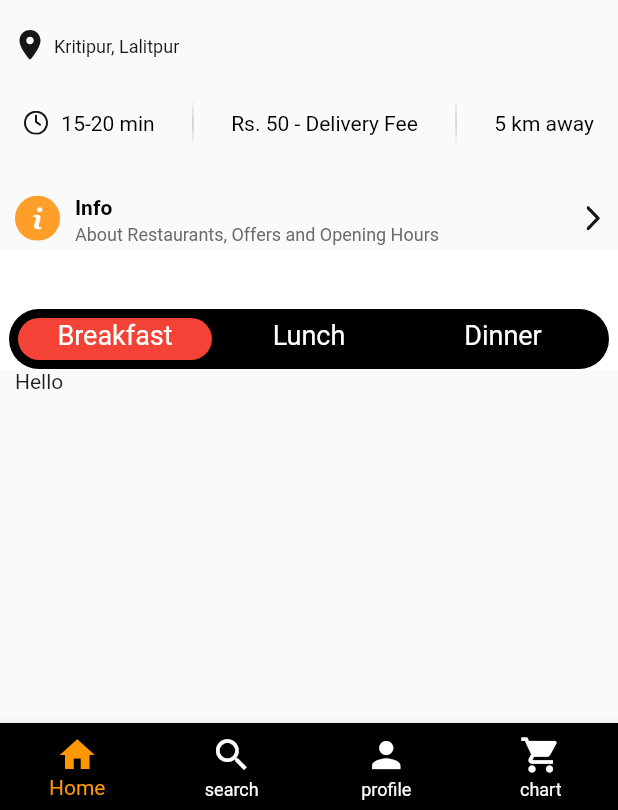
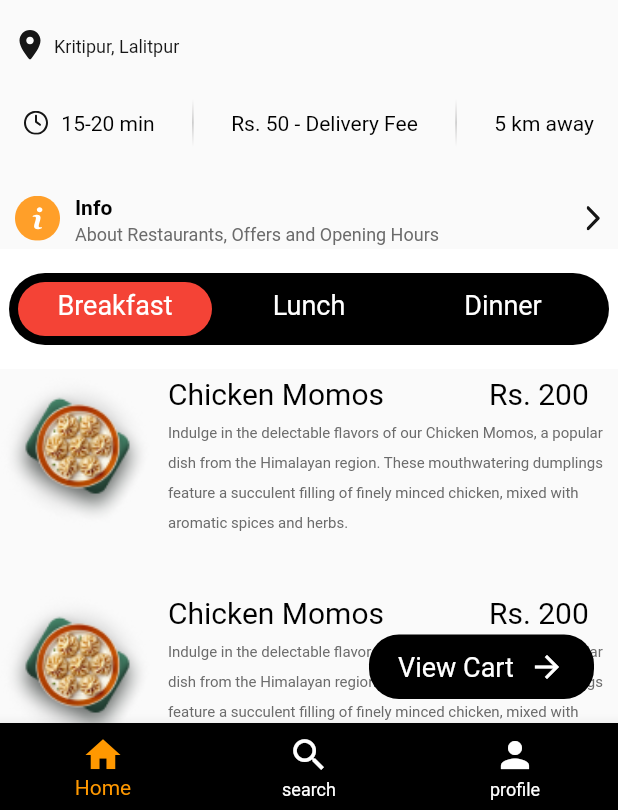
Before and after one commit to 44hukum/food_express, a Flutter app: the screen it shows after launch, on a phone screen of 412 x 824 dp, the part 426-1236 px from its top. Run offline on Flutter 3.47's test engine with Material 2 defaults, Android fonts, the phone set to English and light mode, and no system bars; our stand-ins replace flutter_svg; Roboto replaces fonts that are missing (SF Pro Display).

Commit message:
Updated cart

```diff
--- a/lib/pages/home.dart
+++ b/lib/pages/home.dart
@@ -17,7 +17,6 @@ class _HomeState extends State<Home> {
     const RestaurantHome(),
     const Text('Index 1: search'),
     const Text('profile'),
-    const Text('shopping cart'),
   ];
 
   PageController _pageController = PageController();
@@ -68,6 +67,38 @@ class _HomeState extends State<Home> {
             ),
           ),
           body: Center(child: _widgetOptions.elementAt(_selectedIndex)),
+          floatingActionButton: Container(
+            width: 150,
+            height: 43,
+            alignment: Alignment.center,
+            decoration: const BoxDecoration(
+                borderRadius: BorderRadius.only(
+                  topLeft: Radius.circular(20),
+                  topRight: Radius.circular(20),
+                  bottomLeft: Radius.circular(20),
+                  bottomRight: Radius.circular(20),
+                ),
+              color: Colors.black
+            ),
+            child: GestureDetector(
+              onTap: (){
+
+              },
+              child: Row(
+                mainAxisAlignment: MainAxisAlignment.center,
+                children: const [
+                  Text('View Cart', style: TextStyle(
+                    color: Colors.white,
+                    fontSize: 18
+                  ),),
+                  SizedBox(
+                    width: 10,
+                  ),
+                  Icon(Icons.arrow_forward, color: Colors.white,)
+                ],
+              ),
+            ),
+          ),
           bottomNavigationBar: BottomNavigationBar(
             type: BottomNavigationBarType.fixed,
             backgroundColor: Colors.black,
@@ -80,8 +111,7 @@ class _HomeState extends State<Home> {
                   label: 'search', icon: Icon(Icons.search)),
               BottomNavigationBarItem(
                   label: 'profile', icon: Icon(Icons.person)),
-              BottomNavigationBarItem(
-                  label: 'chart', icon: Icon(Icons.shopping_cart)),
+
             ],
             currentIndex: _selectedIndex,
             onTap: _onItemTapped,
--- a/lib/screen/home.dart
+++ b/lib/screen/home.dart
@@ -1,6 +1,7 @@
 import 'package:flutter/material.dart';
 import 'package:flutter/services.dart';
 import 'package:flutter_svg/flutter_svg.dart';
+import 'package:foodcommerce/widgets/products.dart';
 
 class RestaurantHome extends StatefulWidget {
   const RestaurantHome({Key? key}) : super(key: key);
@@ -351,11 +352,9 @@ class _RestaurantHomeState extends State<RestaurantHome> {
               collapsedHeight: 80,
               automaticallyImplyLeading: false,
               flexibleSpace: FlexibleSpaceBar(
-                background: Padding(
-                  padding: const EdgeInsets.only(top: 40),
-                  child: Row(
+                background: Row(
                   mainAxisAlignment: MainAxisAlignment.spaceEvenly,
-                    crossAxisAlignment: CrossAxisAlignment.start,
+                  crossAxisAlignment: CrossAxisAlignment.center,
                   children: <Widget>[
                     Container(
                       width: 400,
@@ -424,16 +423,55 @@ class _RestaurantHomeState extends State<RestaurantHome> {
                 ),
               ),
             ),
-            ),
           ];
         },
         body: TabBarView(children: [
           ListView(
-            padding: EdgeInsets.only(left: 10),
-            children: const [Text('Hello')],
+            padding: EdgeInsets.all(0),
+            children: const [
+              Products(),
+              Products(),
+              Products(),
+              Products(),
+              Products(),
+              Products(),
+              Products(),
+              Products(),
+              Products(),
+
+            ],
           ),
-          Text('he'),
-          Text('heloo'),
+          ListView(
+            padding: EdgeInsets.all(0),
+            children: const [
+              Products(),
+              Products(),
+              Products(),
+              Products(),
+              Products(),
+              Products(),
+              Products(),
+              Products(),
+              Products(),
+
+            ],
+          ),
+          ListView(
+            padding: EdgeInsets.all(0),
+            children: const [
+              Products(),
+              Products(),
+              Products(),
+              Products(),
+              Products(),
+              Products(),
+              Products(),
+              Products(),
+              Products(),
+
+            ],
+          ),
+
         ]),
       ),
     );
--- /dev/null
+++ b/lib/widgets/products.dart
@@ -0,0 +1,199 @@
+import 'package:flutter/material.dart';
+
+class Products extends StatefulWidget {
+  const Products({Key? key}) : super(key: key);
+
+  @override
+  State<Products> createState() => _ProductsState();
+}
+
+class _ProductsState extends State<Products> {
+  bool addToCart = false;
+  int quantity = 1;
+
+  @override
+  Widget build(BuildContext context) {
+    return Column(
+      children: [
+        GestureDetector(
+          onTap: () {
+            setState(() {
+              addToCart == false ? addToCart = true : addToCart = false;
+            });
+          },
+          child: Row(
+            mainAxisAlignment: MainAxisAlignment.spaceBetween,
+            children: [
+              Container(
+                  width: 100,
+                  height: 100,
+                  decoration: const BoxDecoration(
+                    image: DecorationImage(
+                        image:
+                            AssetImage('lib/assets/images/restaurant_momo.png'),
+                        fit: BoxFit.cover),
+                  )),
+              Column(
+                crossAxisAlignment: CrossAxisAlignment.start,
+                children: [
+                  Row(
+                    children: const [
+                      Text(
+                        'Chicken Momos',
+                        textAlign: TextAlign.start,
+                        style: TextStyle(
+                            color: Color.fromRGBO(0, 0, 0, 1),
+                            fontFamily: 'SF Pro Display',
+                            fontSize: 20,
+                            letterSpacing: 0,
+                            fontWeight: FontWeight.normal,
+                            height: 1.5),
+                      ),
+                      SizedBox(
+                        width: 70,
+                      ),
+                      Text(
+                        'Rs. 200',
+                        textAlign: TextAlign.end,
+                        style: TextStyle(
+                            color: Color.fromRGBO(0, 0, 0, 1),
+                            fontFamily: 'SF Pro Display',
+                            fontSize: 20,
+                            letterSpacing: 0,
+                            fontWeight: FontWeight.normal,
+                            height: 1.5),
+                      ),
+                    ],
+                  ),
+                  const SizedBox(
+                    width: 300,
+                    child: Text(
+                      'Indulge in the delectable flavors of our Chicken Momos, a popular dish from the Himalayan region. These mouthwatering dumplings feature a succulent filling of finely minced chicken, mixed with aromatic spices and herbs.',
+                      maxLines: 4,
+                      overflow: TextOverflow.ellipsis,
+                      textAlign: TextAlign.left,
+                      style: TextStyle(
+                          color: Color.fromRGBO(107, 107, 107, 1),
+                          fontFamily: 'SF Pro Display',
+                          fontSize: 10,
+                          letterSpacing:
+                              0 /*percentages not used in flutter. defaulting to zero*/,
+                          fontWeight: FontWeight.normal,
+                          height: 2),
+                    ),
+                  )
+                ],
+              )
+            ],
+          ),
+        ),
+        Padding(
+          padding: const EdgeInsets.all(8.0),
+          child: Row(
+            mainAxisAlignment: MainAxisAlignment.spaceBetween,
+            children: [
+              addToCart == true
+                  ? Row(
+                      children: [
+                        GestureDetector(
+                          onTap: () {
+                            setState(() {
+                              quantity > 1
+                                  ? quantity = quantity - 1
+                                  : quantity = 1;
+                            });
+                          },
+                          child: SizedBox(
+                              width: 24,
+                              height: 24,
+                              child: Stack(children: <Widget>[
+                                Positioned(
+                                    top: 0,
+                                    left: 0,
+                                    child: Container(
+                                        width: 24,
+                                        height: 24,
+                                        decoration: const BoxDecoration(
+                                          color:
+                                              Color.fromRGBO(236, 219, 186, 1),
+                                          borderRadius: BorderRadius.all(
+                                              Radius.elliptical(24, 24)),
+                                        ))),
+                                const Positioned(
+                                    bottom: 9,
+                                    left: 0,
+                                    child: Icon(Icons.minimize)),
+                              ])),
+                        ),
+                        const SizedBox(width: 10),
+                        Text(
+                          '$quantity',
+                          style: const TextStyle(fontSize: 18),
+                        ),
+                        const SizedBox(width: 10),
+                        GestureDetector(
+                          onTap: () {
+                            setState(() {
+                              quantity = quantity + 1;
+                            });
+                          },
+                          child: SizedBox(
+                              width: 24,
+                              height: 24,
+                              child: Stack(children: <Widget>[
+                                Positioned(
+                                    top: 0,
+                                    left: 0,
+                                    child: Container(
+                                        width: 24,
+                                        height: 24,
+                                        decoration: const BoxDecoration(
+                                          color:
+                                              Color.fromRGBO(236, 219, 186, 1),
+                                          borderRadius: BorderRadius.all(
+                                              Radius.elliptical(24, 24)),
+                                        ))),
+                                const Positioned(
+                                    top: 0, left: 0, child: Icon(Icons.add)),
+                              ])),
+                        )
+                      ],
+                    )
+                  : Container(),
+              addToCart == true
+                  ? Container(
+                      width: 100,
+                      height: 30,
+                      alignment: Alignment.center,
+                      decoration: const BoxDecoration(
+                        color: Colors.orange,
+                        borderRadius: BorderRadius.only(
+                          topLeft: Radius.circular(24),
+                          topRight: Radius.circular(24),
+                          bottomLeft: Radius.circular(24),
+                          bottomRight: Radius.circular(24),
+                        ),
+                      ),
+                      child: const Text(
+                        'Add to Cart',
+                        style: TextStyle(
+                            color: Color.fromRGBO(255, 255, 255, 1),
+                            fontFamily: 'SF Pro Display',
+                            fontSize: 14,
+                            letterSpacing:
+                                0 /*percentages not used in flutter. defaulting to zero*/,
+                            fontWeight: FontWeight.normal,
+                            height: 1.4285714285714286),
+                      ),
+                    )
+                  : Container(),
+            ],
+          ),
+        ),
+        const SizedBox(
+          height: 20,
+        ),
+      ],
+    );
+  }
+}
```
Also changed, not shown: lib/assets/images/momo.png (added), lib/assets/images/restaurant_momo.png (added). Lines whose indentation alone changed are shown as unchanged.
